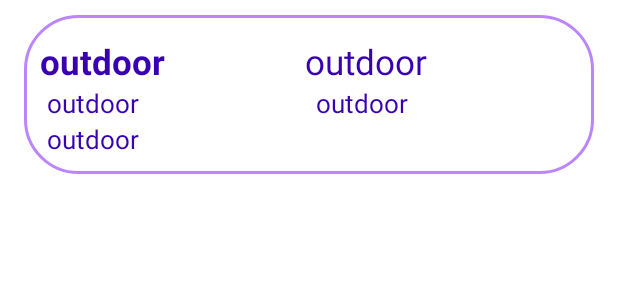
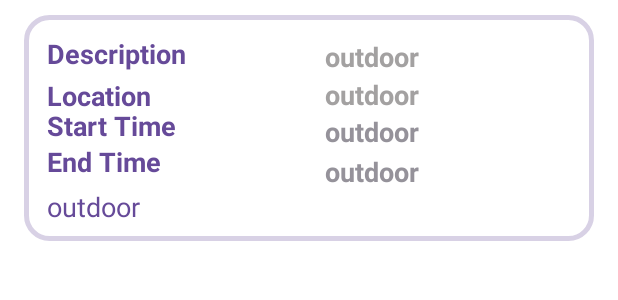
Before and after one commit to summoribundus/CZ2006Project, an Android app: the layout activity_row.xml on its own in the app's theme, with its tools: preview values and no code run, on a phone screen of 412 x 824 dp. Shown: the top 300 px of the screen. Run offline under Robolectric (Android 15) with nearby library versions, the phone set to English and light mode, and no system bars.

Commit message:
UI update, date time display update

```diff
--- a/app/src/main/java/com/example/tryonlysports/ui/profile/BindingUtils.kt
+++ b/app/src/main/java/com/example/tryonlysports/ui/profile/BindingUtils.kt
@@ -10,7 +10,8 @@ import androidx.databinding.BindingAdapter
  */
 @BindingAdapter("dateWorkoutHistoryText")
 fun TextView.setDateWorkoutHistoryText(item: WorkoutHistory) {
-    text = item.date?.toDate().toString()
+    text = item.date?.toDate().toString().substring(4,10)+
+            item.date?.toDate().toString().substring(29)
 }
 
 /**
--- a/app/src/main/java/com/example/tryonlysports/ui/profile/ProfileViewModel.kt
+++ b/app/src/main/java/com/example/tryonlysports/ui/profile/ProfileViewModel.kt
@@ -128,7 +128,7 @@ class ProfileViewModel(val db: FirebaseFirestore, val name: String,val userId:St
     private fun stringToDateTime(str:String):com.google.firebase.Timestamp {
         val nums = str.split("/").map { it.toInt() }.toTypedArray()
         val cal= Calendar.getInstance()
-        cal.set(nums[2], nums[1], nums[0], nums[3], nums[4])
+        cal.set(nums[2], nums[1]-1, nums[0], nums[3], nums[4])
         val dt=cal.time
         return com.google.firebase.Timestamp(dt)
     }
--- a/app/src/main/java/com/example/tryonlysports/ui/profile/ScheduleHistoryViewModel.kt
+++ b/app/src/main/java/com/example/tryonlysports/ui/profile/ScheduleHistoryViewModel.kt
@@ -78,7 +78,7 @@ class ScheduleHistoryViewModel(val db: FirebaseFirestore, val userName: String):
     private fun stringToDateTime(str:String):com.google.firebase.Timestamp {
         val nums = str.split("/").map { it.toInt() }.toTypedArray()
         val cal=Calendar.getInstance()
-        cal.set(nums[2], nums[1], nums[0], nums[3], nums[4])
+        cal.set(nums[2], nums[1]-1, nums[0], nums[3], nums[4])
         val dt=cal.time
         return com.google.firebase.Timestamp(dt)
     }
--- a/app/src/main/java/com/example/tryonlysports/ui/schedule/ActivityListAdapter.kt
+++ b/app/src/main/java/com/example/tryonlysports/ui/schedule/ActivityListAdapter.kt
@@ -43,8 +43,8 @@ class ActivityListAdapter(a: LiveData<MutableList<Activity>>, context:Context)
         val activity=getItem(position) as Activity
         descriptionTextView.text=activity.description
         locationTextView.text=activity.location
-        startTextView.text=activity.start.toString()
-        endTextView.text=activity.end.toString()
+        startTextView.text=activity.start.toDateString()+" "+activity.start.toTimeString()
+        endTextView.text=activity.end.toDateString()+" "+activity.end.toTimeString()
         if(activity.isOutdoor) outdoorTextView.text="Outdoor"
         else outdoorTextView.text="Indoor"
         return view
--- a/app/src/main/res/layout/activity_row.xml
+++ b/app/src/main/res/layout/activity_row.xml
@@ -1,91 +1,136 @@
 <?xml version="1.0" encoding="utf-8"?>
-<LinearLayout xmlns:android="http://schemas.android.com/apk/res/android"
+<androidx.constraintlayout.widget.ConstraintLayout xmlns:android="http://schemas.android.com/apk/res/android"
     xmlns:app="http://schemas.android.com/apk/res-auto"
+    xmlns:tools="http://schemas.android.com/tools"
     android:layout_width="fill_parent"
     android:layout_height="wrap_content"
+    android:layout_marginLeft="16dp"
     android:layout_marginTop="10dp"
+    android:layout_marginRight="16dp"
     android:layout_marginBottom="10dp"
-    android:layout_marginLeft="16dp"
-    android:layout_marginRight="16dp"
-    android:background="@drawable/bg_roundcorner_btn1"
-    android:orientation="vertical"
+    android:background="@drawable/bg_roundcorner"
     android:padding="5dip">
 
-    <LinearLayout
-        android:layout_width="match_parent"
+
+    <TextView
+        android:id="@+id/description2"
+        android:layout_width="146dp"
         android:layout_height="wrap_content"
-        android:layout_marginStart="5dp"
-        android:orientation="horizontal">
+        android:layout_marginStart="10dp"
+        android:layout_marginTop="8dp"
+        android:text="Description"
+        android:textColor="#664A99"
+        android:textSize="18sp"
+        android:textStyle="bold"
+        app:layout_constraintStart_toStartOf="parent"
+        app:layout_constraintTop_toTopOf="parent" />
+
+    <TextView
+        android:id="@+id/description4"
+        android:layout_width="146dp"
+        android:layout_height="wrap_content"
+        android:layout_marginStart="10dp"
+        android:layout_marginTop="36dp"
+        android:text="Location"
+        android:textColor="#664A99"
+        android:textSize="18sp"
+        android:textStyle="bold"
+        app:layout_constraintStart_toStartOf="parent"
+        app:layout_constraintTop_toTopOf="parent" />
+
+    <TextView
+        android:id="@+id/description6"
+        android:layout_width="146dp"
+        android:layout_height="wrap_content"
+        android:layout_marginStart="10dp"
+        android:layout_marginTop="56dp"
+        android:text="Start Time"
+        android:textColor="#664A99"
+        android:textSize="18sp"
+        android:textStyle="bold"
+        app:layout_constraintStart_toStartOf="parent"
+        app:layout_constraintTop_toTopOf="parent" />
+
+    <TextView
+        android:id="@+id/description7"
+        android:layout_width="146dp"
+        android:layout_height="wrap_content"
+        android:layout_marginStart="10dp"
+        android:layout_marginTop="80dp"
+        android:text="End Time"
+        android:textColor="#664A99"
+        android:textSize="18sp"
+        android:textStyle="bold"
+        app:layout_constraintStart_toStartOf="parent"
+        app:layout_constraintTop_toTopOf="parent" />
 
     <TextView
         android:id="@+id/description"
-            android:layout_width="0dp"
+        android:layout_width="wrap_content"
         android:layout_height="wrap_content"
+        android:layout_marginStart="195dp"
         android:layout_marginTop="10dp"
-            android:layout_weight="0.5"
         android:text="outdoor"
-            android:textColor="@color/purple_700"
-            android:textSize="23sp"
-            android:textStyle="bold" />
+        android:textColor="#A3A1A1"
+        android:textSize="18sp"
+        android:textStyle="bold"
+        app:layout_constraintStart_toEndOf="@+id/description2"
+        app:layout_constraintStart_toStartOf="parent"
+        app:layout_constraintTop_toTopOf="parent" />
 
     <TextView
         android:id="@+id/location"
-            android:layout_width="0dp"
+        android:layout_width="wrap_content"
         android:layout_height="wrap_content"
-            android:layout_marginTop="10dp"
-            android:layout_marginEnd="10dp"
-            android:layout_weight="0.5"
+        android:layout_marginStart="195dp"
+        android:layout_marginTop="35dp"
         android:text="outdoor"
-            android:textColor="@color/purple_700"
-            android:textSize="23sp" />
-    </LinearLayout>
+        android:textColor="#A3A1A1"
+        android:textSize="18sp"
+        android:textStyle="bold"
+        app:layout_constraintStart_toEndOf="@+id/description2"
+        app:layout_constraintStart_toStartOf="parent"
+        app:layout_constraintTop_toTopOf="parent" />
 
-    <LinearLayout
-        android:layout_width="match_parent"
+
+    <TextView
+        android:id="@+id/endTime"
+        android:layout_width="wrap_content"
         android:layout_height="wrap_content"
-        android:orientation="horizontal">
+        android:layout_marginStart="195dp"
+        android:layout_marginTop="2dp"
+        android:text="outdoor"
+        android:textColor="#95929A"
+        android:textSize="18sp"
+        android:textStyle="bold"
+        app:layout_constraintStart_toStartOf="parent"
+        app:layout_constraintTop_toBottomOf="@+id/startTime" />
 
     <TextView
         android:id="@+id/startTime"
-            android:layout_width="0dp"
         android:layout_height="wrap_content"
+        android:layout_width="wrap_content"
         android:layout_below="@id/location"
-            android:layout_marginStart="10dp"
-            android:layout_weight="0.5"
+        android:layout_marginStart="195dp"
         android:text="outdoor"
-            android:textColor="@color/purple_700"
-            android:textSize="17sp" />
+        android:textColor="#95929A"
+        android:textSize="18sp"
+        android:textStyle="bold"
+        app:layout_constraintStart_toEndOf="@+id/description7"
+        app:layout_constraintStart_toStartOf="parent"
+        app:layout_constraintTop_toBottomOf="@+id/location" />
 
-        <TextView
-            android:id="@+id/endTime"
-            android:layout_width="0dp"
-            android:layout_height="wrap_content"
-            android:layout_alignBaseline="@id/startTime"
-            android:layout_alignBottom="@id/startTime"
-            android:layout_alignParentRight="true"
-            android:layout_weight="0.5"
-            android:text="outdoor"
-            android:textColor="@color/purple_700"
-            android:textSize="17sp" />
-    </LinearLayout>
-
-    <LinearLayout
-        android:layout_width="match_parent"
-        android:layout_height="wrap_content"
-        android:orientation="horizontal">
 
     <TextView
         android:id="@+id/outdoor"
-            android:layout_width="0dp"
+        android:layout_width="wrap_content"
         android:layout_height="30dp"
         android:layout_gravity="center"
         android:layout_marginStart="10dp"
-            android:layout_weight="0.8"
+        android:layout_marginTop="5dp"
         android:text="outdoor"
-            android:textColor="@color/purple_700"
-            android:textSize="17sp" />
-
-    </LinearLayout>
-
-
-</LinearLayout>
+        android:textColor="#664A99"
+        android:textSize="18sp"
+        app:layout_constraintStart_toStartOf="parent"
+        app:layout_constraintTop_toBottomOf="@+id/description7" />
+</androidx.constraintlayout.widget.ConstraintLayout>
--- a/app/src/main/res/layout/fragment_notifications.xml
+++ b/app/src/main/res/layout/fragment_notifications.xml
@@ -112,7 +112,8 @@
             android:layout_width="wrap_content"
             android:layout_height="wrap_content"
             android:layout_marginBottom="50dp"
-            android:backgroundTint="#664A99"
+            android:background="@drawable/bg_roundcorner_btn1"
+            app:backgroundTint="#664A99"
             android:paddingHorizontal="30dp"
             android:text="@string/start"
             app:layout_constraintBottom_toBottomOf="parent"
```
Also changed, not shown: app/src/main/java/com/example/tryonlysports/ui/schedule/ActivityListFragment.kt (+18 -4 lines), app/src/main/java/com/example/tryonlysports/ui/schedule/AddActivityFragment.kt (+89 -64 lines), app/src/main/res/layout/fragment_doing_activity.xml (+5 -3 lines). Lines whose indentation alone changed are shown as unchanged.
